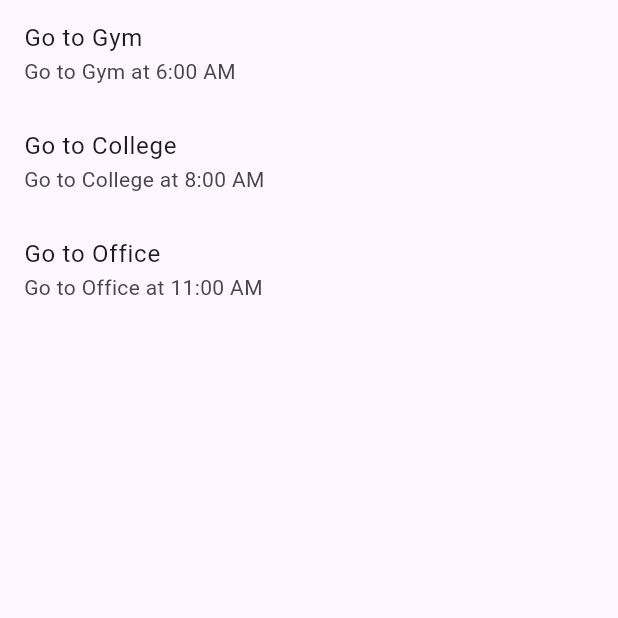
After one commit to muhammadsohail07/Flutter-Learn, a Flutter app: the listviewexample screen opened directly, on a phone screen of 412 x 824 dp, the top half of it. The commit adds this screen. Run offline on Flutter 3.47's test engine with Material 3 defaults, Android fonts, the phone set to English and light mode, and no system bars.

Commit message:
list view example

```diff
--- /dev/null
+++ b/lib/Tasks/listview.dart
@@ -0,0 +1,27 @@
+import 'package:flutter/material.dart';
+class listviewexample extends StatelessWidget {
+  const listviewexample({super.key});
+
+  @override
+  Widget build(BuildContext context) {
+    return Scaffold(
+      body: ListView(
+        children: [
+          ListTile(
+            title: Text('Go to Gym'),
+            subtitle: Text('Go to Gym at 6:00 AM'),
+          ),
+          ListTile(
+            title: Text('Go to College'),
+            subtitle: Text('Go to College at 8:00 AM'),
+          ),
+          ListTile(
+            title: Text('Go to Office'),
+            subtitle: Text('Go to Office at 11:00 AM'),
+          ),
+
+        ],
+      ),
+    );
+  }
+}
--- a/lib/task_list.dart
+++ b/lib/task_list.dart
@@ -1,4 +1,5 @@
 import 'package:flutter/material.dart';
+import 'package:flutter_series/Tasks/listview.dart';
 import 'Tasks/CounterApp/counterApp.dart';
 import 'Tasks/Stack/stack.dart';
 import 'Tasks/ProfileUI/ProfileUi.dart';
@@ -17,5 +18,6 @@ final List<TaskItem> tasks = [
   TaskItem(title: 'Stack', page: const StackDetails()),
   TaskItem(title: "Profile UI", page: Profileui()),
   TaskItem(title: "Gallery", page: GalleryUI()),
-  TaskItem(title: "PremiumGrid", page: PremiumGrid())
+  TaskItem(title: "PremiumGrid", page: PremiumGrid()),
+  TaskItem(title: "listview Examples", page: listviewexample()),
 ];
```
